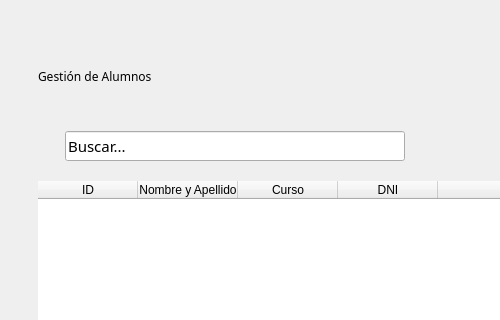
Above: blustock/ui/screens_uis/alumnos.ui from MaxAPBusiness/Blustock before the change; both pictures show x 0 to 500 and y 0 to 320 of the 705 by 496 pixel window. Below: the same form after it.
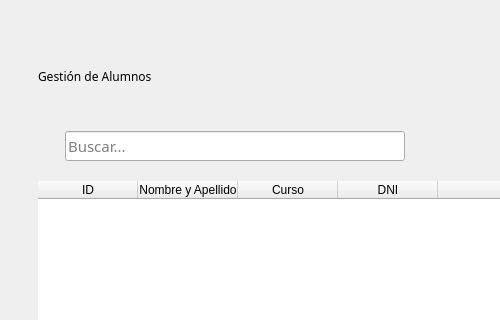
That is the form after the change. Icons and pictures are not drawn.

```diff
--- a/blustock/ui/screens_uis/alumnos.ui
+++ b/blustock/ui/screens_uis/alumnos.ui
@@ -107,7 +107,7 @@
           <string notr="true"/>
          </property>
          <property name="text">
-          <string>Buscar...</string>
+          <string/>
          </property>
          <property name="placeholderText">
           <string>Buscar...</string>
```
